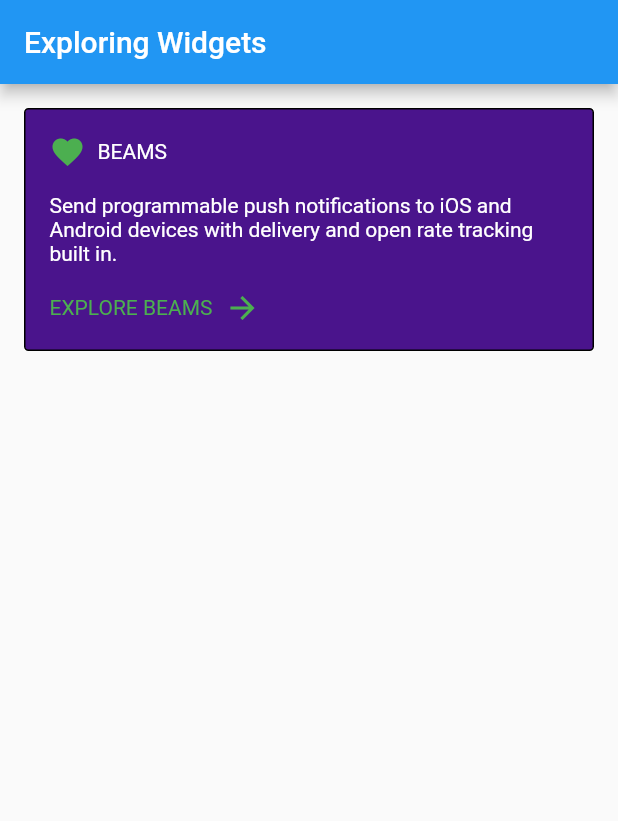
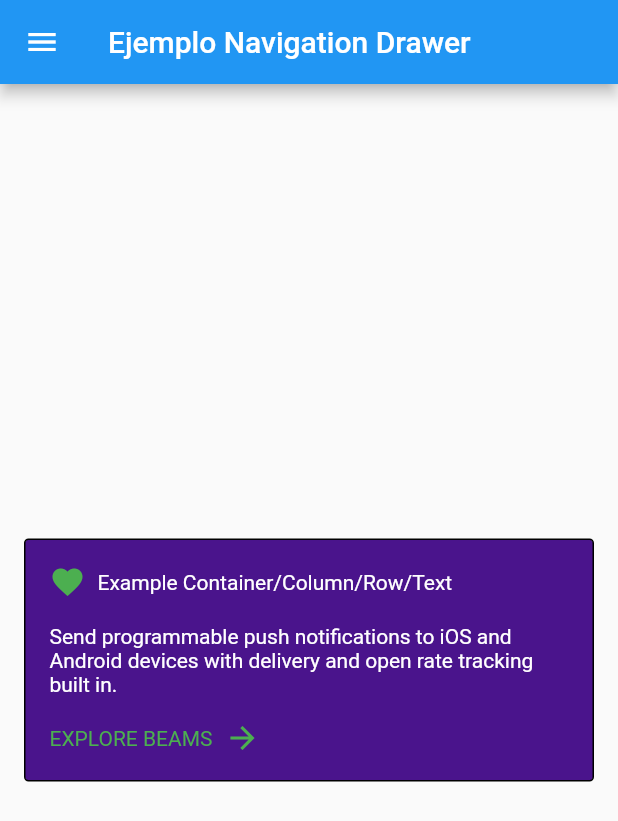
Before and after one commit to eddieware/practica_widgets, a Flutter app: the screen it shows after launch, on a phone screen of 412 x 824 dp. Shown: the top 821 px of the screen. Run offline on Flutter 3.47's test engine with Material 2 defaults, Android fonts, the phone set to English and light mode, and no system bars.

Commit message:
update functional navigation cards an inputs

```diff
--- a/lib/main.dart
+++ b/lib/main.dart
@@ -1,24 +1,79 @@
 import 'package:flutter/material.dart';
+import 'package:practica_widgets/screens/cards.dart';
+import 'package:practica_widgets/screens/textfields.dart';
 
-void main() {
-  runApp(MyApp());
-}
+void main() => runApp(MyApp());
 
 class MyApp extends StatelessWidget {
+  final appTitle = 'Ejemplo Navigation Drawer';
+
   @override
   Widget build(BuildContext context) {
     return MaterialApp(
-      home: Scaffold(
-        appBar: AppBar(
-          title: Text("Exploring Widgets"),
-        ),
-        body: myLayoutWidget(),
-      ),
+      title: appTitle,
+      home: MyHomePage(title: appTitle),
     );
   }
 }
 
+class MyHomePage extends StatelessWidget {
+  final String title;
+
+  MyHomePage({Key key, this.title}) : super(key: key);
+
+  @override
+  Widget build(BuildContext context) {
+    return Scaffold(
+      appBar: AppBar(title: Text(title)),
+      body: Center(child: myLayoutWidget()),
+      drawer: Drawer(
+        // Add a ListView to the drawer. This ensures the user can scroll
+        // through the options in the drawer if there isn't enough vertical
+        // space to fit everything.
+        child: ListView(
+          // Important: Remove any padding from the ListView.
+          padding: EdgeInsets.zero,
+          children: <Widget>[
+            DrawerHeader(
+              child: Text('Ejemplo de Navigation Drawer'),
+              decoration: BoxDecoration(
+                color: Colors.blue,
+              ),
+            ),
+            ListTile(
+              title: Text('Campos de texto'),
+              onTap: () {
+                // Update the state of the app
+                // ...
+                // Then close the drawer
+                //Navigator.pop(context);
+
+                final route1 =
+                    MaterialPageRoute(builder: (context) => InputPage());
+
+                Navigator.push(context, route1);
+              },
+            ),
+            ListTile(
+              title: Text('Tarjetas'),
+              onTap: () {
+                // Update the state of the app
+                // ...
+                // Then close the drawer
+                final route2 =
+                    MaterialPageRoute(builder: (context) => CardPage());
+
+                Navigator.push(context, route2);
+              },
+            ),
+          ],
+        ),
+      ),
+    );
+  }
+
   Widget myLayoutWidget() {
+    // wrap everything in a purple container
     return Container(
       margin: EdgeInsets.all(16.0),
       padding: EdgeInsets.all(16.0),
@@ -27,9 +82,13 @@ Widget myLayoutWidget() {
         border: Border.all(),
         borderRadius: BorderRadius.all(Radius.circular(3.0)),
       ),
+
+      // column of three rows
       child: Column(
+        // this makes the column height hug its content
         mainAxisSize: MainAxisSize.min,
         children: [
+          // first row
           Row(
             children: [
               Padding(
@@ -40,13 +99,15 @@ Widget myLayoutWidget() {
                 ),
               ),
               Text(
-              'BEAMS',
+                'Example Container/Column/Row/Text',
                 style: TextStyle(
                   color: Colors.white,
                 ),
               ),
             ],
           ),
+
+          // second row (single item)
           Padding(
             padding: EdgeInsets.symmetric(
               vertical: 16.0,
@@ -59,6 +120,8 @@ Widget myLayoutWidget() {
               ),
             ),
           ),
+
+          // third row
           Row(
             children: [
               Text(
@@ -80,3 +143,4 @@ Widget myLayoutWidget() {
       ),
     );
   }
+}
```
Also changed, not shown: lib/screens/cards.dart (added, +99 -0 lines), lib/screens/textfields.dart (added, +182 -0 lines). Lines whose indentation alone changed are shown as unchanged.
